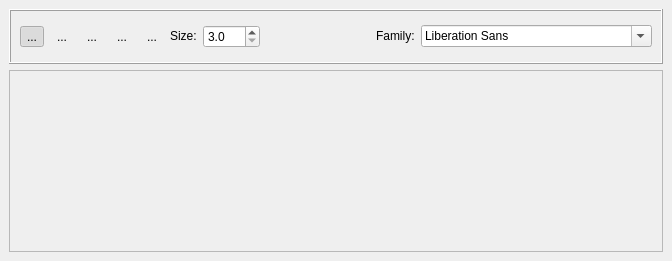
The window that mscore/mscore/textpalette.ui (musescore/musescore-old) describes before a commit, drawn with Qt 5.
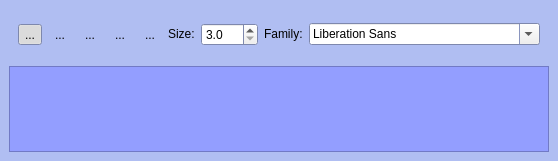
The same window after the commit. Icons and pictures are not drawn.

```diff
--- a/mscore/mscore/textpalette.ui
+++ b/mscore/mscore/textpalette.ui
@@ -5,22 +5,86 @@
    <rect>
     <x>0</x>
     <y>0</y>
-    <width>672</width>
-    <height>261</height>
+    <width>519</width>
+    <height>161</height>
    </rect>
   </property>
+  <property name="palette" >
+   <palette>
+    <active>
+     <colorrole role="Base" >
+      <brush brushstyle="SolidPattern" >
+       <color alpha="255" >
+        <red>255</red>
+        <green>255</green>
+        <blue>255</blue>
+       </color>
+      </brush>
+     </colorrole>
+     <colorrole role="Window" >
+      <brush brushstyle="SolidPattern" >
+       <color alpha="255" >
+        <red>176</red>
+        <green>190</green>
+        <blue>242</blue>
+       </color>
+      </brush>
+     </colorrole>
+    </active>
+    <inactive>
+     <colorrole role="Base" >
+      <brush brushstyle="SolidPattern" >
+       <color alpha="255" >
+        <red>255</red>
+        <green>255</green>
+        <blue>255</blue>
+       </color>
+      </brush>
+     </colorrole>
+     <colorrole role="Window" >
+      <brush brushstyle="SolidPattern" >
+       <color alpha="255" >
+        <red>176</red>
+        <green>190</green>
+        <blue>242</blue>
+       </color>
+      </brush>
+     </colorrole>
+    </inactive>
+    <disabled>
+     <colorrole role="Base" >
+      <brush brushstyle="SolidPattern" >
+       <color alpha="255" >
+        <red>176</red>
+        <green>190</green>
+        <blue>242</blue>
+       </color>
+      </brush>
+     </colorrole>
+     <colorrole role="Window" >
+      <brush brushstyle="SolidPattern" >
+       <color alpha="255" >
+        <red>176</red>
+        <green>190</green>
+        <blue>242</blue>
+       </color>
+      </brush>
+     </colorrole>
+    </disabled>
+   </palette>
+  </property>
   <property name="windowTitle" >
    <string>MuseScore: Special Text Symbols</string>
   </property>
+  <layout class="QVBoxLayout" >
+   <property name="margin" >
+    <number>9</number>
+   </property>
+   <property name="spacing" >
+    <number>6</number>
+   </property>
+   <item>
   <widget class="QFrame" name="frame" >
-   <property name="geometry" >
-    <rect>
-     <x>9</x>
-     <y>9</y>
-     <width>654</width>
-     <height>55</height>
-    </rect>
-   </property>
    <property name="sizePolicy" >
     <sizepolicy>
      <hsizetype>5</hsizetype>
@@ -35,6 +99,9 @@
    <property name="frameShadow" >
     <enum>QFrame::Raised</enum>
    </property>
+     <property name="lineWidth" >
+      <number>0</number>
+     </property>
    <layout class="QHBoxLayout" >
     <property name="margin" >
      <number>9</number>
@@ -240,14 +307,75 @@
     </item>
    </layout>
   </widget>
+   </item>
+   <item>
   <widget class="QFrame" name="symbolBox" >
-   <property name="geometry" >
-    <rect>
-     <x>9</x>
-     <y>70</y>
-     <width>654</width>
-     <height>182</height>
-    </rect>
+     <property name="palette" >
+      <palette>
+       <active>
+        <colorrole role="Base" >
+         <brush brushstyle="SolidPattern" >
+          <color alpha="255" >
+           <red>255</red>
+           <green>255</green>
+           <blue>255</blue>
+          </color>
+         </brush>
+        </colorrole>
+        <colorrole role="Window" >
+         <brush brushstyle="SolidPattern" >
+          <color alpha="255" >
+           <red>147</red>
+           <green>158</green>
+           <blue>255</blue>
+          </color>
+         </brush>
+        </colorrole>
+       </active>
+       <inactive>
+        <colorrole role="Base" >
+         <brush brushstyle="SolidPattern" >
+          <color alpha="255" >
+           <red>255</red>
+           <green>255</green>
+           <blue>255</blue>
+          </color>
+         </brush>
+        </colorrole>
+        <colorrole role="Window" >
+         <brush brushstyle="SolidPattern" >
+          <color alpha="255" >
+           <red>147</red>
+           <green>158</green>
+           <blue>255</blue>
+          </color>
+         </brush>
+        </colorrole>
+       </inactive>
+       <disabled>
+        <colorrole role="Base" >
+         <brush brushstyle="SolidPattern" >
+          <color alpha="255" >
+           <red>147</red>
+           <green>158</green>
+           <blue>255</blue>
+          </color>
+         </brush>
+        </colorrole>
+        <colorrole role="Window" >
+         <brush brushstyle="SolidPattern" >
+          <color alpha="255" >
+           <red>147</red>
+           <green>158</green>
+           <blue>255</blue>
+          </color>
+         </brush>
+        </colorrole>
+       </disabled>
+      </palette>
+     </property>
+     <property name="autoFillBackground" >
+      <bool>true</bool>
    </property>
    <property name="frameShape" >
     <enum>QFrame::StyledPanel</enum>
@@ -256,6 +384,8 @@
     <enum>QFrame::Raised</enum>
    </property>
   </widget>
+   </item>
+  </layout>
  </widget>
  <resources>
   <include location="mscore.qrc" />
```
Lines whose indentation alone changed are shown as unchanged.
